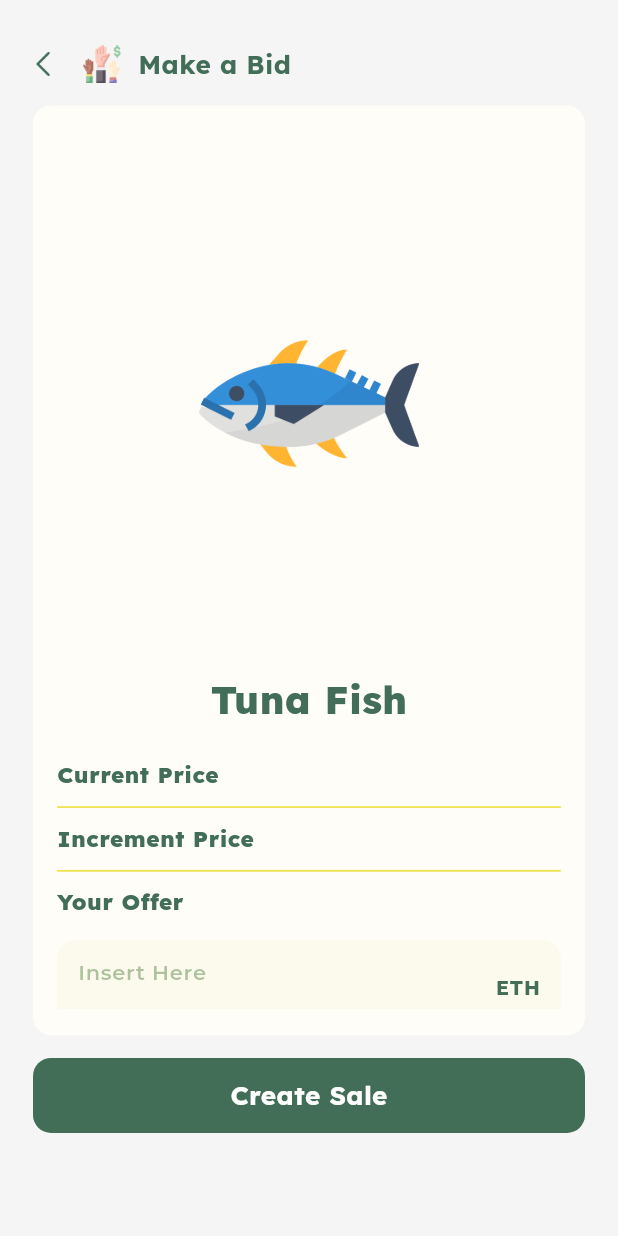
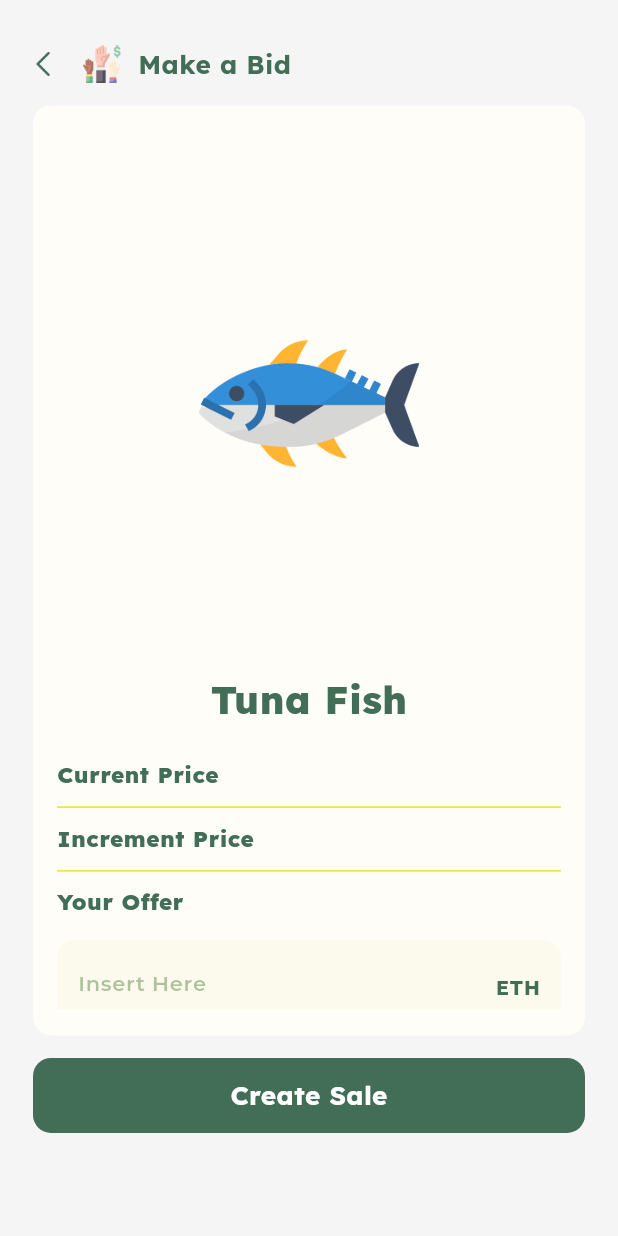
Before and after one commit to winnaldo/Coral, a Flutter app: the MakeABid screen opened directly with empty values, on a phone screen of 412 x 824 dp. Run offline on Flutter 3.47's test engine with Material 3 defaults, Android fonts, the phone set to English and light mode, and no system bars; our stand-ins replace google_fonts.

Commit message:
sizing changes

```diff
--- a/lib/pages/make_a_bid.dart
+++ b/lib/pages/make_a_bid.dart
@@ -270,6 +270,7 @@ class _MakeABidState extends State<MakeABid> {
                           Container(
                             height: 50.h,
                             width: 320.w,
+                            alignment: Alignment.center,
                             decoration: BoxDecoration(
                               color: Color.fromARGB(255, 252, 250, 237),
                               borderRadius: BorderRadius.all(
@@ -287,10 +288,12 @@ class _MakeABidState extends State<MakeABid> {
                                 crossAxisAlignment: CrossAxisAlignment.center,
                                 children: [
                                   SizedBox(
-                                    height: 50.h,
+                                    height: 20.h,
                                     width: 220.w,
                                     child: TextField(
                                       keyboardType: TextInputType.number,
+                                      textAlignVertical:
+                                          TextAlignVertical.center,
                                       style: GoogleFonts.montserrat(
                                         textStyle: TextStyle(
                                           color:
@@ -302,6 +305,8 @@ class _MakeABidState extends State<MakeABid> {
                                       cursorColor:
                                           Color.fromARGB(255, 34, 96, 12),
                                       decoration: InputDecoration(
+                                        isCollapsed: true,
+                                        contentPadding: EdgeInsets.zero,
                                         isDense: true,
                                         border: InputBorder.none,
                                         hintText: 'Insert Here',
@@ -353,8 +358,8 @@ class _MakeABidState extends State<MakeABid> {
                   child: Center(
                     child: _isLoading
                         ? Container(
-                            width: 21.w,
-                            height: 21.w,
+                            width: 20.w,
+                            height: 20.w,
                             padding: const EdgeInsets.all(2.0),
                             child: const CircularProgressIndicator(
                               color: Colors.white,
```
Also changed, not shown: lib/pages/login.dart (+6 -6 lines).
